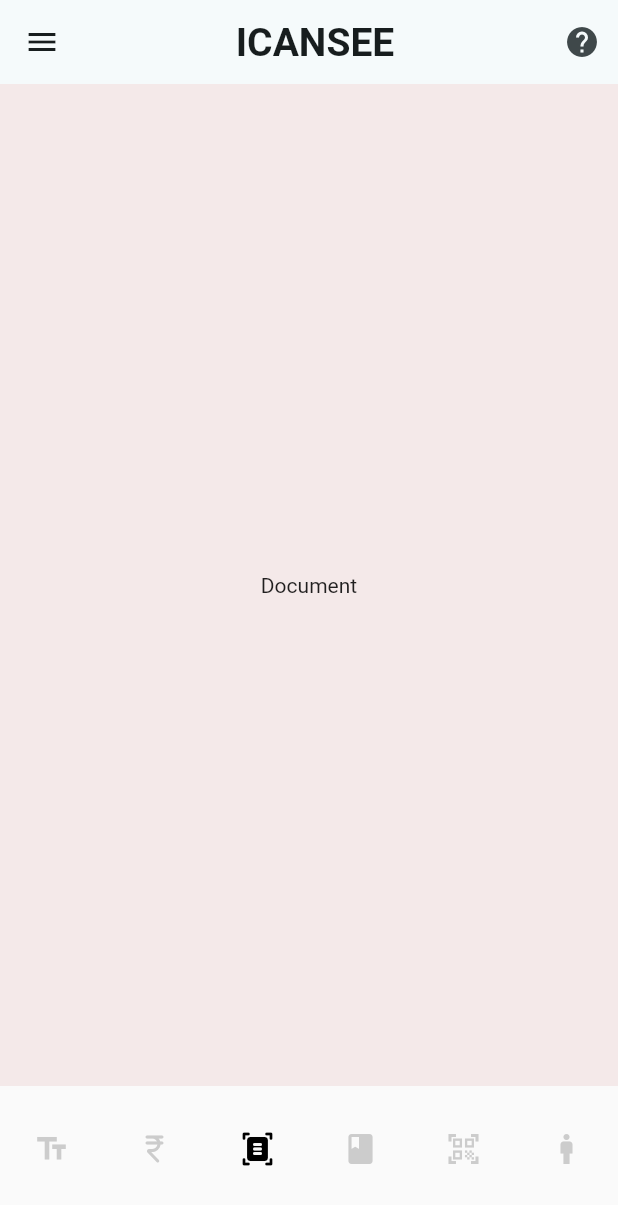
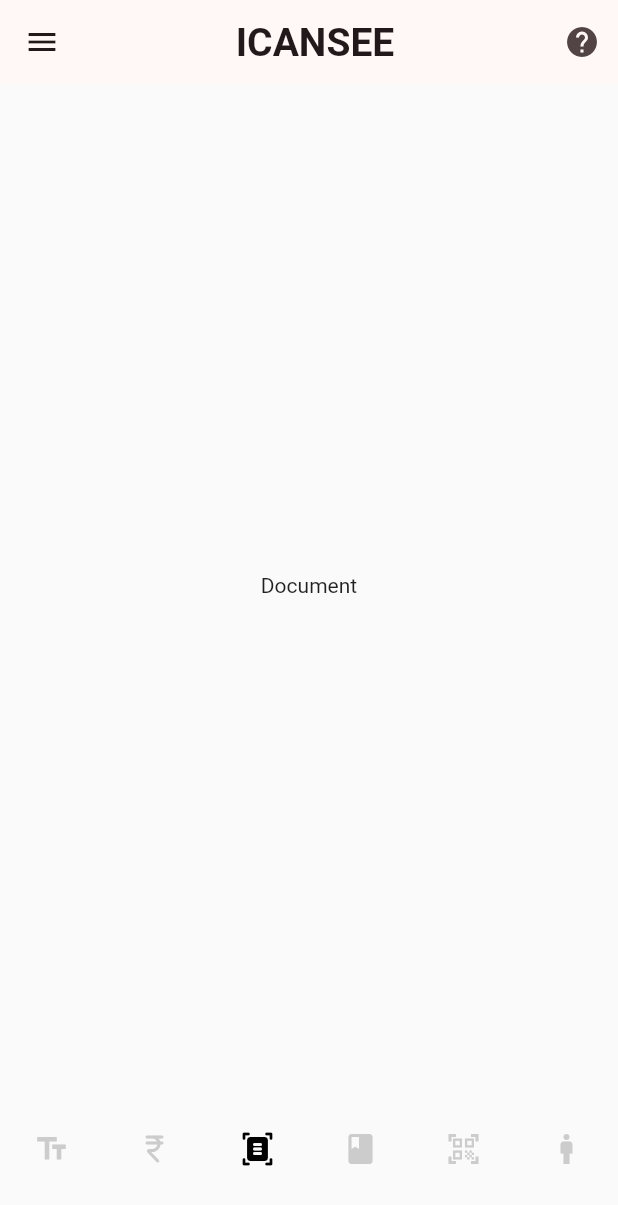
Before and after one commit to adityagaur0/bemyeye, a Flutter app: the screen it shows after launch, item 3 of the bottom bar chosen, on a phone screen of 412 x 824 dp. Shown: the top 1205 px of the screen. Run offline on Flutter 3.47's test engine with Material 2 defaults, Android fonts, the phone set to English and light mode, and no system bars; our stand-ins replace audioplayers, camera, flutter_tts, lottie, page_transition, permission_handler; missing offline and left inert: google_ml_kit, tflite_v2; project files that could hold a hidden picture were left out.

Commit message:
22 Nov 2023, 05:57

```diff
--- a/lib/main.dart
+++ b/lib/main.dart
@@ -12,7 +12,7 @@ var kDarkColorScheme = ColorScheme.fromSeed(
   seedColor: const Color.fromARGB(255, 5, 99, 125),
 );
 var kColorScheme = ColorScheme.fromSeed(
-  seedColor: const Color.fromARGB(0, 255, 255, 255),
+  seedColor: const Color(0xFFF4E9E9),
 );
 
 class MyApp extends StatelessWidget {
@@ -27,7 +27,7 @@ class MyApp extends StatelessWidget {
         '/home': (context) => const Home(),
       },
       theme: ThemeData().copyWith(
-        scaffoldBackgroundColor: Color(0xFFF4E9E9),
+        //scaffoldBackgroundColor: Color(0xFFF4E9E9),
         brightness: Brightness.light,
         colorScheme: kColorScheme,
         useMaterial3: true,
```
